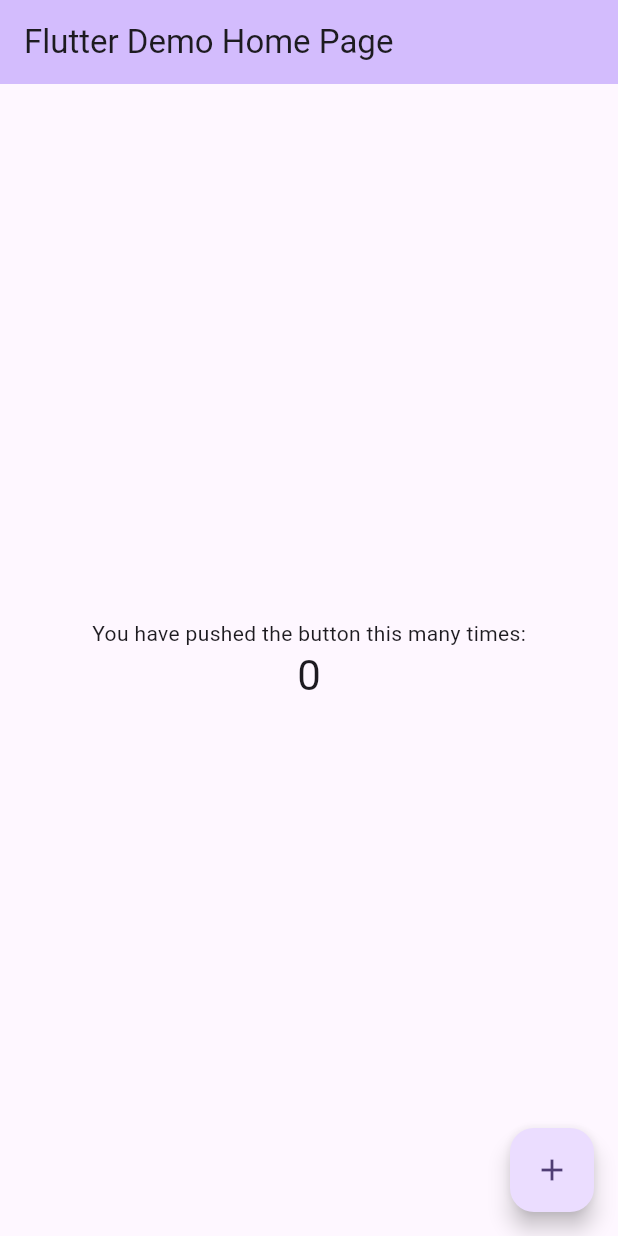
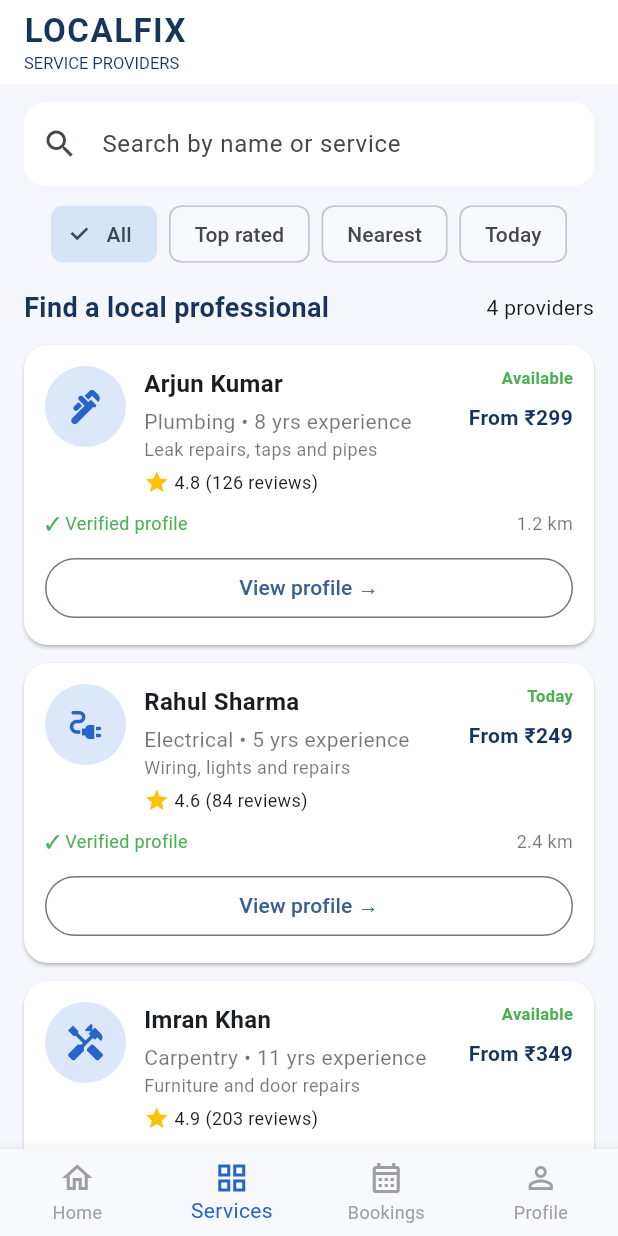
Before and after one commit to Ilqha/LocalFix, a Flutter app: the screen it shows after launch, on a phone screen of 412 x 824 dp. Run offline on Flutter 3.47's test engine with Material 3 defaults, Android fonts, the phone set to English and light mode, and no system bars.

Commit message:
Add service provider listing screen

```diff
--- a/lib/main.dart
+++ b/lib/main.dart
@@ -1,4 +1,6 @@
+
 import 'package:flutter/material.dart';
+import 'service_listing_screen.dart';
 
 void main() {
   runApp(const MyApp());
@@ -7,116 +9,18 @@ void main() {
 class MyApp extends StatelessWidget {
   const MyApp({super.key});
 
-  // This widget is the root of your application.
   @override
   Widget build(BuildContext context) {
     return MaterialApp(
-      title: 'Flutter Demo',
+      debugShowCheckedModeBanner: false,
+      title: 'LocalFix',
       theme: ThemeData(
-        // This is the theme of your application.
-        //
-        // TRY THIS: Try running your application with "flutter run". You'll see
-        // the application has a purple toolbar. Then, without quitting the app,
-        // try changing the seedColor in the colorScheme below to Colors.green
-        // and then invoke "hot reload" (save your changes or press the "hot
-        // reload" button in a Flutter-supported IDE, or press "r" if you used
-        // the command line to start the app).
-        //
-        // Notice that the counter didn't reset back to zero; the application
-        // state is not lost during the reload. To reset the state, use hot
-        // restart instead.
-        //
-        // This works for code too, not just values: Most code changes can be
-        // tested with just a hot reload.
-        colorScheme: .fromSeed(seedColor: Colors.deepPurple),
+        colorScheme: ColorScheme.fromSeed(
+          seedColor: Colors.blue,
+        ),
+        useMaterial3: true,
       ),
-      home: const MyHomePage(title: 'Flutter Demo Home Page'),
+      home: const ServiceListingScreen(),
     );
   }
 }
-
-class MyHomePage extends StatefulWidget {
-  const MyHomePage({super.key, required this.title});
-
-  // This widget is the home page of your application. It is stateful, meaning
-  // that it has a State object (defined below) that contains fields that affect
-  // how it looks.
-
-  // This class is the configuration for the state. It holds the values (in this
-  // case the title) provided by the parent (in this case the App widget) and
-  // used by the build method of the State. Fields in a Widget subclass are
-  // always marked "final".
-
-  final String title;
-
-  @override
-  State<MyHomePage> createState() => _MyHomePageState();
-}
-
-class _MyHomePageState extends State<MyHomePage> {
-  int _counter = 0;
-
-  void _incrementCounter() {
-    setState(() {
-      // This call to setState tells the Flutter framework that something has
-      // changed in this State, which causes it to rerun the build method below
-      // so that the display can reflect the updated values. If we changed
-      // _counter without calling setState(), then the build method would not be
-      // called again, and so nothing would appear to happen.
-      _counter++;
-    });
-  }
-
-  @override
-  Widget build(BuildContext context) {
-    // This method is rerun every time setState is called, for instance as done
-    // by the _incrementCounter method above.
-    //
-    // The Flutter framework has been optimized to make rerunning build methods
-    // fast, so that you can just rebuild anything that needs updating rather
-    // than having to individually change instances of widgets.
-    return Scaffold(
-      appBar: AppBar(
-        // TRY THIS: Try changing the color here to a specific color (to
-        // Colors.amber, perhaps?) and trigger a hot reload to see the AppBar
-        // change color while the other colors stay the same.
-        backgroundColor: Theme.of(context).colorScheme.inversePrimary,
-        // Here we take the value from the MyHomePage object that was created by
-        // the App.build method, and use it to set our appbar title.
-        title: Text(widget.title),
-      ),
-      body: Center(
-        // Center is a layout widget. It takes a single child and positions it
-        // in the middle of the parent.
-        child: Column(
-          // Column is also a layout widget. It takes a list of children and
-          // arranges them vertically. By default, it sizes itself to fit its
-          // children horizontally, and tries to be as tall as its parent.
-          //
-          // Column has various properties to control how it sizes itself and
-          // how it positions its children. Here we use mainAxisAlignment to
-          // center the children vertically; the main axis here is the vertical
-          // axis because Columns are vertical (the cross axis would be
-          // horizontal).
-          //
-          // TRY THIS: Invoke "debug painting" (choose the "Toggle Debug Paint"
-          // action in the IDE, or press "p" in the console), to see the
-          // wireframe for each widget.
-          mainAxisAlignment: .center,
-          children: [
-            const Text('You have pushed the button this many times:'),
-            Text(
-              '$_counter',
-              style: Theme.of(context).textTheme.headlineMedium,
-            ),
-          ],
-        ),
-      ),
-      floatingActionButton: FloatingActionButton(
-        onPressed: _incrementCounter,
-        tooltip: 'Increment',
-        child: const Icon(Icons.add),
-      ),
-    );
-  }
-}
--- /dev/null
+++ b/lib/service_listing_screen.dart
@@ -0,0 +1,374 @@
+
+import 'package:flutter/material.dart';
+
+class ServiceListingScreen extends StatefulWidget {
+  const ServiceListingScreen({super.key});
+
+  @override
+  State<ServiceListingScreen> createState() =>
+      _ServiceListingScreenState();
+}
+
+class _ServiceListingScreenState extends State<ServiceListingScreen> {
+  final TextEditingController _searchController =
+      TextEditingController();
+
+  String selectedFilter = 'All';
+
+  final List<Map<String, dynamic>> providers = [
+    {
+      'name': 'Arjun Kumar',
+      'service': 'Plumbing',
+      'description': 'Leak repairs, taps and pipes',
+      'rating': '4.8',
+      'reviews': '126',
+      'price': '₹299',
+      'experience': '8 yrs',
+      'distance': '1.2 km',
+      'available': 'Available',
+      'verified': true,
+      'icon': Icons.plumbing,
+    },
+    {
+      'name': 'Rahul Sharma',
+      'service': 'Electrical',
+      'description': 'Wiring, lights and repairs',
+      'rating': '4.6',
+      'reviews': '84',
+      'price': '₹249',
+      'experience': '5 yrs',
+      'distance': '2.4 km',
+      'available': 'Today',
+      'verified': true,
+      'icon': Icons.electrical_services,
+    },
+    {
+      'name': 'Imran Khan',
+      'service': 'Carpentry',
+      'description': 'Furniture and door repairs',
+      'rating': '4.9',
+      'reviews': '203',
+      'price': '₹349',
+      'experience': '11 yrs',
+      'distance': '3.1 km',
+      'available': 'Available',
+      'verified': true,
+      'icon': Icons.handyman,
+    },
+    {
+      'name': 'Ayesha Patel',
+      'service': 'Cleaning',
+      'description': 'Home and kitchen cleaning',
+      'rating': '4.7',
+      'reviews': '95',
+      'price': '₹199',
+      'experience': '4 yrs',
+      'distance': '1.8 km',
+      'available': 'Today',
+      'verified': true,
+      'icon': Icons.cleaning_services,
+    },
+  ];
+
+  List<Map<String, dynamic>> get filteredProviders {
+    List<Map<String, dynamic>> result = providers.where((provider) {
+      final query = _searchController.text.toLowerCase();
+      return provider['name'].toString().toLowerCase().contains(query) ||
+          provider['service'].toString().toLowerCase().contains(query) ||
+          provider['description'].toString().toLowerCase().contains(query);
+    }).toList();
+
+    if (selectedFilter == 'Top rated') {
+      result.sort((a, b) =>
+          double.parse(b['rating']).compareTo(double.parse(a['rating'])));
+    } else if (selectedFilter == 'Nearest') {
+      result.sort((a, b) =>
+          double.parse(a['distance'].split(' ')[0])
+              .compareTo(double.parse(b['distance'].split(' ')[0])));
+    } else if (selectedFilter == 'Today') {
+      result = result.where((p) => p['available'] == 'Today').toList();
+    }
+
+    return result;
+  }
+
+  @override
+  void dispose() {
+    _searchController.dispose();
+    super.dispose();
+  }
+
+  void showProviderProfile(Map<String, dynamic> provider) {
+    showDialog<void>(
+      context: context,
+      builder: (dialogContext) => AlertDialog(
+        title: Text(provider['name']),
+        content: const Text(
+          'Person 4 is building the Provider Profile screen. '
+          'This button will be connected when their screen is ready.',
+        ),
+        actions: [
+          TextButton(
+            onPressed: () => Navigator.pop(dialogContext),
+            child: const Text('OK'),
+          ),
+        ],
+      ),
+    );
+  }
+
+  @override
+  Widget build(BuildContext context) {
+    return Scaffold(
+      backgroundColor: const Color(0xFFF5F7FC),
+      appBar: AppBar(
+        backgroundColor: Colors.white,
+        foregroundColor: const Color(0xFF17345B),
+        elevation: 0,
+        title: const Column(
+          crossAxisAlignment: CrossAxisAlignment.start,
+          children: [
+            Text(
+              'LOCALFIX',
+              style: TextStyle(
+                fontWeight: FontWeight.bold,
+                letterSpacing: 1,
+              ),
+            ),
+            Text(
+              'SERVICE PROVIDERS',
+              style: TextStyle(fontSize: 11),
+            ),
+          ],
+        ),
+      ),
+      body: SafeArea(
+        child: Column(
+          children: [
+            Padding(
+              padding: const EdgeInsets.fromLTRB(16, 12, 16, 8),
+              child: TextField(
+                controller: _searchController,
+                onChanged: (_) => setState(() {}),
+                decoration: InputDecoration(
+                  hintText: 'Search by name or service',
+                  prefixIcon: const Icon(Icons.search),
+                  filled: true,
+                  fillColor: Colors.white,
+                  border: OutlineInputBorder(
+                    borderRadius: BorderRadius.circular(14),
+                    borderSide: BorderSide.none,
+                  ),
+                ),
+              ),
+            ),
+            Padding(
+              padding: const EdgeInsets.symmetric(horizontal: 12),
+              child: Wrap(
+                spacing: 8,
+                children: ['All', 'Top rated', 'Nearest', 'Today']
+                    .map((filter) => ChoiceChip(
+                          label: Text(filter),
+                          selected: selectedFilter == filter,
+                          onSelected: (_) {
+                            setState(() => selectedFilter = filter);
+                          },
+                        ))
+                    .toList(),
+              ),
+            ),
+            Padding(
+              padding: const EdgeInsets.fromLTRB(16, 12, 16, 8),
+              child: Row(
+                children: [
+                  const Expanded(
+                    child: Text(
+                      'Find a local professional',
+                      style: TextStyle(
+                        fontSize: 18,
+                        fontWeight: FontWeight.bold,
+                        color: Color(0xFF17345B),
+                      ),
+                    ),
+                  ),
+                  Text('${filteredProviders.length} providers'),
+                ],
+              ),
+            ),
+            Expanded(
+              child: filteredProviders.isEmpty
+                  ? const Center(child: Text('No matching providers found.'))
+                  : ListView.builder(
+                      padding: const EdgeInsets.fromLTRB(16, 4, 16, 16),
+                      itemCount: filteredProviders.length,
+                      itemBuilder: (context, index) {
+                        final provider = filteredProviders[index];
+
+                        return Card(
+                          color: Colors.white,
+                          margin: const EdgeInsets.only(bottom: 12),
+                          elevation: 1,
+                          shape: RoundedRectangleBorder(
+                            borderRadius: BorderRadius.circular(16),
+                          ),
+                          child: Padding(
+                            padding: const EdgeInsets.all(14),
+                            child: Column(
+                              crossAxisAlignment: CrossAxisAlignment.start,
+                              children: [
+                                Row(
+                                  crossAxisAlignment: CrossAxisAlignment.start,
+                                  children: [
+                                    CircleAvatar(
+                                      radius: 27,
+                                      backgroundColor:
+                                          const Color(0xFFDCE7FA),
+                                      child: Icon(
+                                        provider['icon'] as IconData,
+                                        color: const Color(0xFF2864C8),
+                                        size: 28,
+                                      ),
+                                    ),
+                                    const SizedBox(width: 12),
+                                    Expanded(
+                                      child: Column(
+                                        crossAxisAlignment:
+                                            CrossAxisAlignment.start,
+                                        children: [
+                                          Text(
+                                            provider['name'],
+                                            style: const TextStyle(
+                                              fontWeight: FontWeight.bold,
+                                              fontSize: 16,
+                                            ),
+                                          ),
+                                          const SizedBox(height: 4),
+                                          Text(
+                                            '${provider['service']} • '
+                                            '${provider['experience']} experience',
+                                            style: const TextStyle(
+                                              color: Colors.black54,
+                                            ),
+                                          ),
+                                          Text(
+                                            provider['description'],
+                                            style: const TextStyle(
+                                              fontSize: 12,
+                                              color: Colors.black54,
+                                            ),
+                                          ),
+                                          const SizedBox(height: 5),
+                                          Row(
+                                            children: [
+                                              const Icon(
+                                                Icons.star,
+                                                color: Colors.amber,
+                                                size: 17,
+                                              ),
+                                              Text(
+                                                ' ${provider['rating']} '
+                                                '(${provider['reviews']} reviews)',
+                                                style: const TextStyle(
+                                                  fontSize: 12,
+                                                ),
+                                              ),
+                                            ],
+                                          ),
+                                        ],
+                                      ),
+                                    ),
+                                    const SizedBox(width: 4),
+                                    Column(
+                                      crossAxisAlignment:
+                                          CrossAxisAlignment.end,
+                                      children: [
+                                        Text(
+                                          provider['available'],
+                                          style: const TextStyle(
+                                            color: Colors.green,
+                                            fontSize: 11,
+                                            fontWeight: FontWeight.bold,
+                                          ),
+                                        ),
+                                        const SizedBox(height: 8),
+                                        Text(
+                                          'From ${provider['price']}',
+                                          style: const TextStyle(
+                                            fontWeight: FontWeight.bold,
+                                            color: Color(0xFF17345B),
+                                          ),
+                                        ),
+                                      ],
+                                    ),
+                                  ],
+                                ),
+                                const SizedBox(height: 10),
+                                Row(
+                                  children: [
+                                    if (provider['verified'])
+                                      const Expanded(
+                                        child: Text(
+                                          '✓ Verified profile',
+                                          style: TextStyle(
+                                            color: Colors.green,
+                                            fontSize: 12,
+                                          ),
+                                        ),
+                                      )
+                                    else
+                                      const Spacer(),
+                                    Text(
+                                      provider['distance'],
+                                      style: const TextStyle(
+                                        fontSize: 12,
+                                        color: Colors.black54,
+                                      ),
+                                    ),
+                                  ],
+                                ),
+                                const SizedBox(height: 10),
+                                SizedBox(
+                                  width: double.infinity,
+                                  child: OutlinedButton(
+                                    onPressed: () =>
+                                        showProviderProfile(provider),
+                                    child: const Text('View profile →'),
+                                  ),
+                                ),
+                              ],
+                            ),
+                          ),
+                        );
+                      },
+                    ),
+            ),
+          ],
+        ),
+      ),
+      bottomNavigationBar: BottomNavigationBar(
+        currentIndex: 1,
+        selectedItemColor: const Color(0xFF2864C8),
+        unselectedItemColor: Colors.grey,
+        type: BottomNavigationBarType.fixed,
+        items: const [
+          BottomNavigationBarItem(
+            icon: Icon(Icons.home_outlined),
+            label: 'Home',
+          ),
+          BottomNavigationBarItem(
+            icon: Icon(Icons.grid_view),
+            label: 'Services',
+          ),
+          BottomNavigationBarItem(
+            icon: Icon(Icons.calendar_month_outlined),
+            label: 'Bookings',
+          ),
+          BottomNavigationBarItem(
+            icon: Icon(Icons.person_outline),
+            label: 'Profile',
+          ),
+        ],
+      ),
+    );
+  }
+}
```
